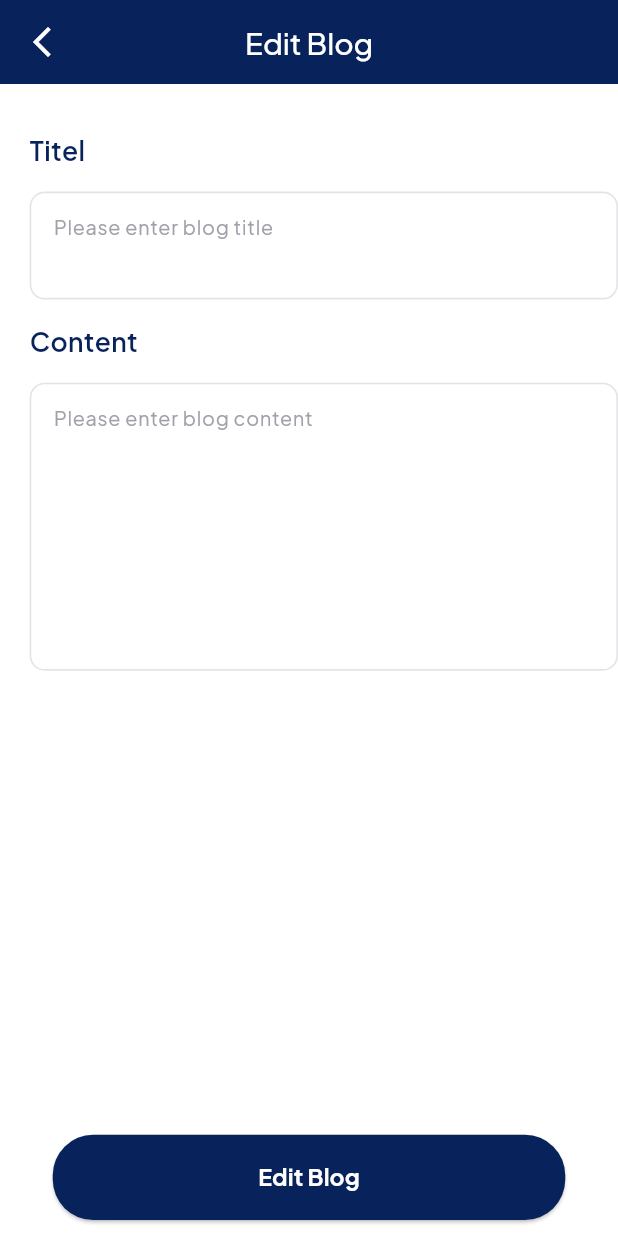
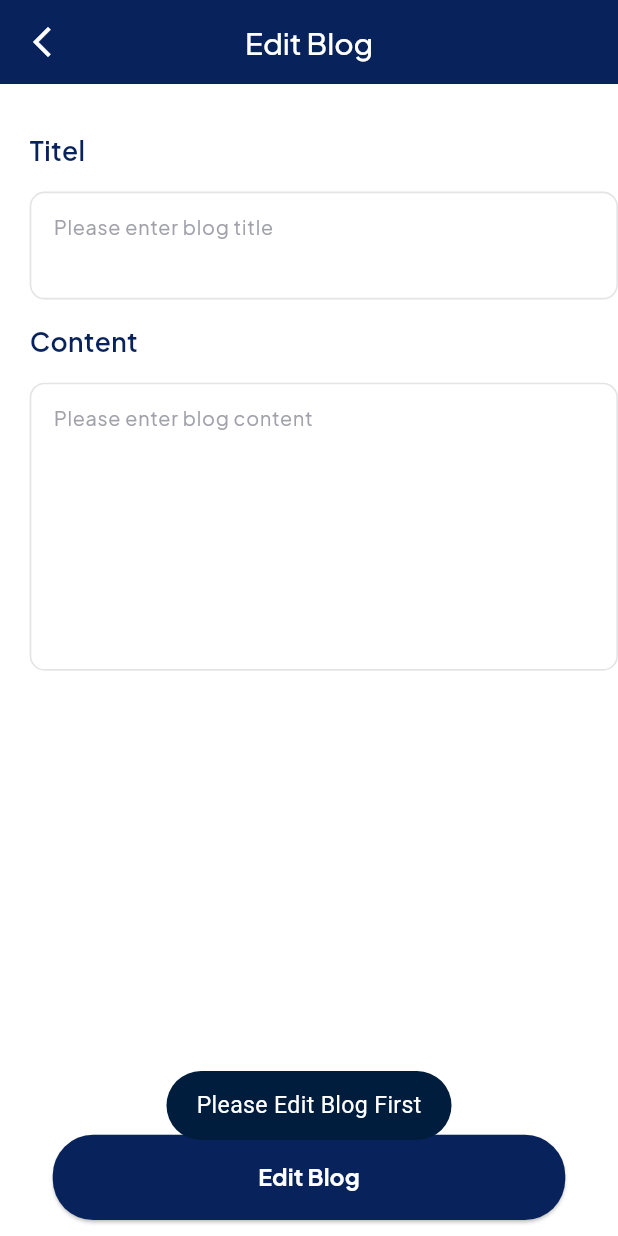
Before and after one commit to YoussefAhmed10/blog_task, a Flutter app: the EditBlogPage screen opened directly with empty values, after a tap on "Edit Blog", on a phone screen of 412 x 824 dp. Run offline on Flutter 3.47's test engine with Material 3 defaults, Android fonts, the light colour scheme and no system bars; our stand-ins replace flutter_screenutil, flutter_svg, fluttertoast, shimmer_animation; network calls fail.

Commit message:
add toasts messages for create and edit blogs

```diff
--- a/lib/presentation/pages/edit_blog/edit_blog.dart
+++ b/lib/presentation/pages/edit_blog/edit_blog.dart
@@ -7,6 +7,7 @@ import 'package:flutter_blogs_tassk/presentation/shared/widgets/navigation_routi
 import 'package:flutter_blogs_tassk/presentation/shared/widgets/text_field_shared_widget.dart';
 import 'package:flutter_blogs_tassk/presentation/shared/widgets/text_widget.dart';
 import 'package:flutter_screenutil/flutter_screenutil.dart';
+import 'package:fluttertoast/fluttertoast.dart';
 import 'package:provider/provider.dart';
 
 import '../../../domain/posts_provider/posts_provider.dart';
@@ -120,6 +121,8 @@ class _EditBlogPageState extends State<EditBlogPage> {
               buttonColor: AppColor.appBarbackGroundColor,
               onPressed: () async {
                 if (_formKey.currentState!.validate()) {
+                  if (widget.posts.title != titleController.text ||
+                      widget.posts.body != bodyController.text) {
                     postsParams.editPosts(
                       postId: widget.posts.id,
                       title: titleController.text,
@@ -127,8 +130,25 @@ class _EditBlogPageState extends State<EditBlogPage> {
                       userId: widget.posts.userId,
                     );
                     context.read<PostsProvider>().getPosts(isStart: false);
-
-                  // NavigationRouting.navigateionPop(context: context);
+                    Fluttertoast.showToast(
+                      msg: 'Blog Edited Successfully',
+                      toastLength: Toast.LENGTH_SHORT,
+                      gravity: ToastGravity.BOTTOM,
+                      backgroundColor: AppColor.primaryColor,
+                      textColor: AppColor.whiteColor,
+                      fontSize: 14.sp,
+                    );
+                    NavigationRouting.navigateionPop(context: context);
+                  } else {
+                    Fluttertoast.showToast(
+                      msg: 'Please Edit Blog First',
+                      toastLength: Toast.LENGTH_SHORT,
+                      gravity: ToastGravity.BOTTOM,
+                      backgroundColor: AppColor.primaryColor,
+                      textColor: AppColor.whiteColor,
+                      fontSize: 14.sp,
+                    );
+                  }
                 }
               },
             ),
--- a/pubspec.yaml
+++ b/pubspec.yaml
@@ -46,6 +46,7 @@ dependencies:
   http: ^1.2.1
   provider: ^6.1.2
   shimmer_animation: ^2.1.0+1
+  fluttertoast: ^8.2.6
 
 dev_dependencies:
   flutter_test:
```
Also changed, not shown: lib/presentation/pages/create_new_blog/create_new_blog.dart (+10 -0 lines), pubspec.lock, 1 other file. Lines whose indentation alone changed are shown as unchanged.
